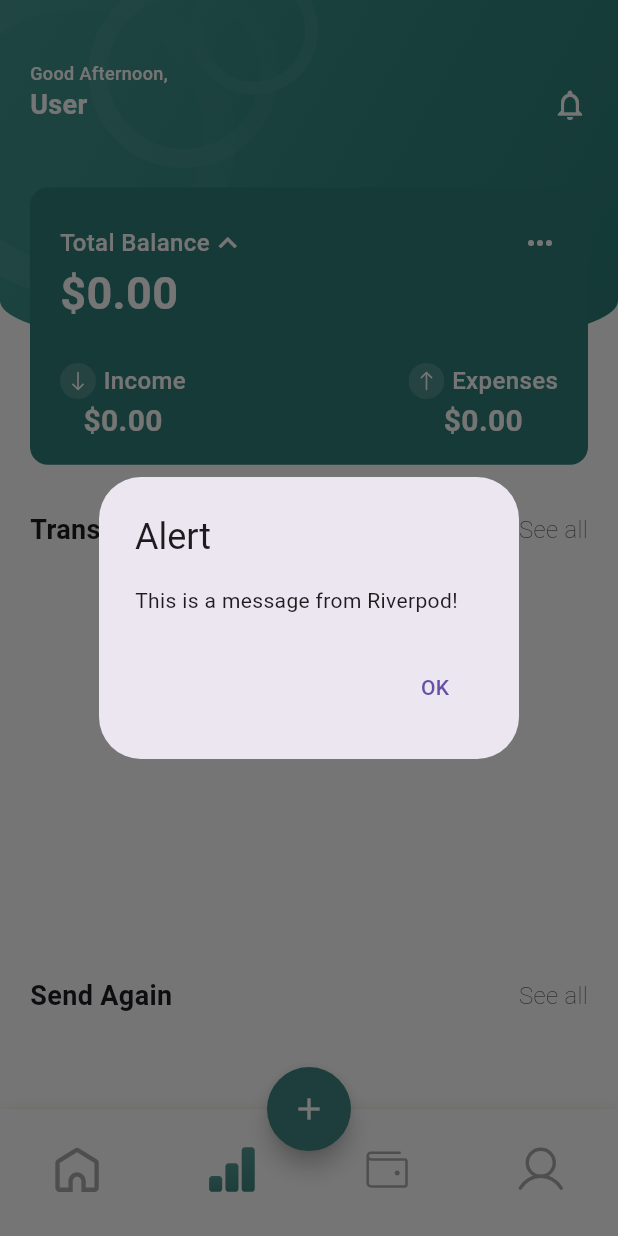
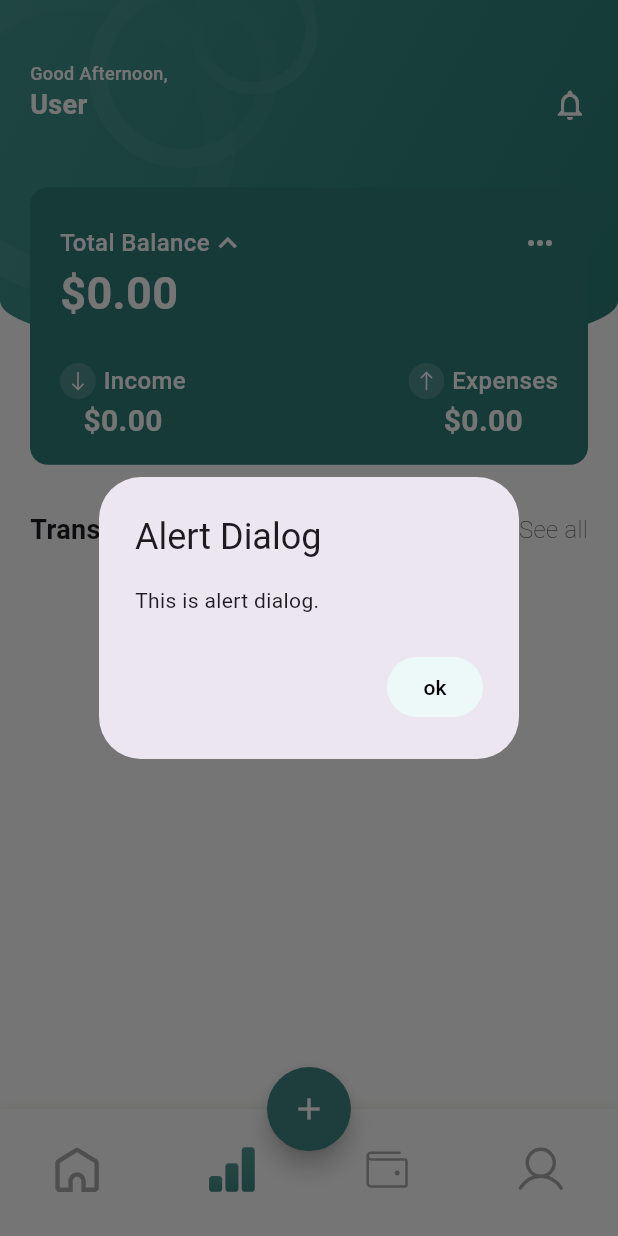
Before and after one commit to Aakanksha507/Income-Expenses-Tracker-App, a Flutter app: the Homepage screen opened by its route, item 2 of the bottom bar chosen, after a tap on the "arrow back ios" icon, after a tap on the "add" icon, on a phone screen of 412 x 824 dp. Run offline on Flutter 3.47's test engine with Material 3 defaults, Android fonts, the phone set to English and light mode, and no system bars; our stand-ins replace firebase_auth, firebase_core, flutter_riverpod, flutter_screenutil, flutter_svg, go_router and 6 more; accounts and stored records are empty; project files that could hold a hidden picture were left out.

```diff
--- a/lib/features/auth/presentation/pages/alert_dialogue/alert_dialogue.dart
+++ b/lib/features/auth/presentation/pages/alert_dialogue/alert_dialogue.dart
@@ -1,24 +1,38 @@
 import 'package:flutter/material.dart';
 import 'package:flutter_riverpod/flutter_riverpod.dart';
+import 'package:go_router/go_router.dart';
+import 'package:incomeexpensestracker/features/auth/presentation/pages/alert_dialogue/alert_provider.dart';
+import 'package:incomeexpensestracker/features/auth/presentation/widget/custom_elevated_button.dart';
 
 class AlertDialogueWidget extends ConsumerWidget {
   final void Function()? onPressed;
-
   const AlertDialogueWidget({super.key, this.onPressed});
 
   @override
   Widget build(BuildContext context, WidgetRef ref) {
+    final isLoading = ref.watch(showLoadingState);
+
     return AlertDialog(
       title: Text('Alert Dialog'),
-      content: Text('This is an alert dialog.'),
+      content: Text('This is alert dialog.'),
       actions: [
-        TextButton(
-          onPressed:
-              onPressed ??
-              () {
-                Navigator.of(context).pop();
-              },
-          child: Text('OK'),
+        CustomElevatedButton(
+          onPressed: isLoading
+              ? null
+              : () async {
+                  ref.read(showLoadingState.notifier).state = true;
+                  await Future.delayed(Duration(seconds: 2));
+                  ref.read(showLoadingState.notifier).state = false;
+
+                  context.pop();
+                },
+          child: isLoading
+              ? SizedBox(
+                  height: 20,
+                  width: 20,
+                  child: CircularProgressIndicator(strokeWidth: 1),
+                )
+              : Text('ok', style: TextStyle(color: Colors.black)),
         ),
       ],
     );
--- a/lib/features/auth/presentation/pages/alert_dialogue/alert_provider.dart
+++ b/lib/features/auth/presentation/pages/alert_dialogue/alert_provider.dart
@@ -1,22 +1,3 @@
 import 'package:flutter_riverpod/flutter_riverpod.dart';
-import 'package:incomeexpensestracker/features/auth/presentation/pages/alert_dialogue/dilog_state.dart';
 
-final dialogProvider = StateNotifierProvider<DialogNotifier, DialogState>((
-  ref,
-) {
-  return DialogNotifier();
-});
-
-class DialogNotifier extends StateNotifier<DialogState> {
-  DialogNotifier() : super(DialogState(isShowing: false));
-
-  void showDialog({String? message}) {
-    state = state.copyWith(isShowing: true, message: message);
-  }
-
-  void hideDialog() {
-    state = state.copyWith(isShowing: false, message: null);
-  }
-}
-
-final showDialogProvider = StateProvider<bool>((ref) => false);
+final showLoadingState = StateProvider<bool>((ref) => false);
--- a/lib/features/auth/presentation/pages/alert_dialogue/dilog_state.dart
+++ /dev/null
@@ -1,13 +0,0 @@
-class DialogState {
-  final bool isShowing;
-  final String? message;
-
-  DialogState({required this.isShowing, this.message});
-
-  DialogState copyWith({bool? isShowing, String? message}) {
-    return DialogState(
-      isShowing: isShowing ?? this.isShowing,
-      message: message ?? this.message,
-    );
-  }
-}
--- a/lib/features/auth/presentation/pages/homepage/homepage.dart
+++ b/lib/features/auth/presentation/pages/homepage/homepage.dart
@@ -2,36 +2,13 @@ import 'package:flutter/material.dart';
 import 'package:flutter_riverpod/flutter_riverpod.dart';
 import 'package:flutter_svg/svg.dart';
 import 'package:incomeexpensestracker/features/auth/presentation/data/enum.dart';
-import 'package:incomeexpensestracker/features/auth/presentation/data/model/expenses.dart';
-import 'package:incomeexpensestracker/features/auth/presentation/pages/alert_dialogue/alert_provider.dart';
-import 'package:incomeexpensestracker/features/auth/presentation/pages/alert_dialogue/dilog_state.dart';
+import 'package:incomeexpensestracker/features/auth/presentation/pages/alert_dialogue/alert_dialogue.dart';
 import 'package:incomeexpensestracker/features/auth/presentation/provider/hive_data_provider.dart';
 import 'package:incomeexpensestracker/features/auth/presentation/widget/appbarheader.dart';
 import 'package:incomeexpensestracker/features/auth/presentation/widget/creditcard_widget.dart';
 import 'package:incomeexpensestracker/features/auth/presentation/widget/custom_navigation_bar.dart';
 import 'package:incomeexpensestracker/features/auth/presentation/widget/text_widget.dart';
-
-Map<String, double> calculateTotals(List<Expense> expenses) {
-  double income = 0;
-  double expense = 0;
-
-  for (var e in expenses) {
-    final amount = double.tryParse(e.amount) ?? 0;
-
-    final category = ExpensesCategory.values.firstWhere(
-      (c) => c.name.toLowerCase() == e.category.toLowerCase(),
-      orElse: () => ExpensesCategory.youtube,
-    );
-
-    if (category.isIncome) {
-      income += amount;
-    } else {
-      expense += amount;
-    }
-  }
-
-  return {'income': income, 'expenses': expense, 'balance': income - expense};
-}
+import 'package:incomeexpensestracker/features/auth/presentation/widget/total_balance.dart';
 
 class Homepage extends ConsumerStatefulWidget {
   const Homepage({super.key});
@@ -43,20 +20,6 @@ class Homepage extends ConsumerStatefulWidget {
 class _HomepageState extends ConsumerState<Homepage> {
   String userName = '';
   String category = '';
-
-  // @override
-  // void initState() {
-  //   super.initState();
-  //   var box = Hive.box('userBox');
-  //   setState(() {
-  //     userName = box.get('name', defaultValue: 'User');
-  //   });
-
-  //   var expensesBox = Hive.box<Expense>('expensesBox');
-  //   setState(() {
-  //     category = box.get<Expense>('category');
-  //   });
-  // }
 
   @override
   Widget build(BuildContext context) {
@@ -72,29 +35,6 @@ class _HomepageState extends ConsumerState<Homepage> {
     final balance = totals['balance']!;
 
     //to fo show dialogue state
-    final isLoading = ref.watch(showDialogProvider);
-    ref.listen<DialogState>(dialogProvider, (previous, next) {
-      if (next.isShowing && !previous!.isShowing) {
-        showDialog(
-          context: context,
-          builder: (context) {
-            return AlertDialog(
-              title: Text('Alert'),
-              content: Text(next.message ?? 'No message provided.'),
-              actions: [
-                TextButton(
-                  onPressed: () {
-                    ref.read(dialogProvider.notifier).hideDialog();
-                    Navigator.of(context).pop();
-                  },
-                  child: Text('OK'),
-                ),
-              ],
-            );
-          },
-        );
-      }
-    });
 
     return Scaffold(
       backgroundColor: theme.scaffoldBackgroundColor,
@@ -167,7 +107,7 @@ class _HomepageState extends ConsumerState<Homepage> {
                 ),
                 SizedBox(height: 5),
                 SizedBox(
-                  height: 280,
+                  height: 380,
                   child: ListView.builder(
                     padding: EdgeInsets.zero,
                     itemCount: allExpenses.length,
@@ -233,25 +173,25 @@ class _HomepageState extends ConsumerState<Homepage> {
                   ),
                 ),
 
-                Row(
-                  mainAxisAlignment: MainAxisAlignment.spaceBetween,
-                  children: [
-                    TextWidget(
-                      text: 'Send Again',
-                      style: TextStyle(
-                        fontSize: 18,
-                        fontWeight: FontWeight.bold,
-                      ),
-                    ),
-                    TextWidget(
-                      text: 'See all',
-                      style: TextStyle(
-                        fontSize: 16,
-                        fontWeight: FontWeight.w100,
-                      ),
-                    ),
-                  ],
-                ),
+                // Row(
+                //   mainAxisAlignment: MainAxisAlignment.spaceBetween,
+                //   children: [
+                //     TextWidget(
+                //       text: 'Send Again',
+                //       style: TextStyle(
+                //         fontSize: 18,
+                //         fontWeight: FontWeight.bold,
+                //       ),
+                //     ),
+                //     TextWidget(
+                //       text: 'See all',
+                //       style: TextStyle(
+                //         fontSize: 16,
+                //         fontWeight: FontWeight.w100,
+                //       ),
+                //     ),
+                //   ],
+                // ),
               ],
             ),
           ),
@@ -263,34 +203,19 @@ class _HomepageState extends ConsumerState<Homepage> {
         splashColor: theme.floatingActionButtonTheme.splashColor,
         backgroundColor: theme.floatingActionButtonTheme.backgroundColor,
 
-        onPressed: isLoading
-            ? null
-            : () {
-                // context.go(Path.addexpense);
+        onPressed: () {
+          // context.go(Path.addexpense);
 
-                // showDialog(
-                //   context: context,
-                //   builder: (context) => AlertDialogueWidget(
-                //     onPressed: () {
-                //       Navigator.of(context).pop();
-                //     },
-                //   ),
-                // );
-                ref.read(showDialogProvider);
-                ref
-                    .read(dialogProvider.notifier)
-                    .showDialog(message: 'This is a message from Riverpod!');
+          showDialog(
+            context: context,
+            builder: (context) => AlertDialogueWidget(
+              onPressed: () {
+                Navigator.of(context).pop();
               },
-        child: isLoading
-            ? SizedBox(
-                height: 24,
-                width: 24,
-                child: CircularProgressIndicator(
-                  color: Colors.white,
-                  strokeWidth: 2,
-                ),
-              )
-            : Icon(Icons.add, color: Colors.white),
+            ),
+          );
+        },
+        child: Icon(Icons.add, color: Colors.white),
       ),
       floatingActionButtonLocation: FloatingActionButtonLocation.centerDocked,
       bottomNavigationBar: CustomNavigationBar(),
--- a/lib/features/auth/presentation/widget/custom_elevated_button.dart
+++ b/lib/features/auth/presentation/widget/custom_elevated_button.dart
@@ -3,7 +3,9 @@ import 'package:go_router/go_router.dart';
 import 'package:incomeexpensestracker/features/auth/presentation/widget/text_widget.dart';
 
 class CustomElevatedButton extends StatelessWidget {
-  const CustomElevatedButton({super.key});
+  final Widget? child;
+  final void Function()? onPressed;
+  const CustomElevatedButton({super.key, this.child, this.onPressed});
 
   @override
   Widget build(BuildContext context) {
@@ -21,11 +23,15 @@ class CustomElevatedButton extends StatelessWidget {
         }),
         backgroundColor: theme.elevatedButtonTheme.style!.backgroundColor,
       ),
-      onPressed: () {
+      onPressed:
+          onPressed ??
+          () {
             // context.go(Path.connect);
             context.pop();
           },
-      child: TextWidget(
+      child:
+          child ??
+          TextWidget(
             text: 'pay',
             style: TextStyle(
               fontWeight: FontWeight.w500,
--- /dev/null
+++ b/lib/features/auth/presentation/widget/total_balance.dart
@@ -0,0 +1,24 @@
+import 'package:incomeexpensestracker/features/auth/presentation/data/enum.dart';
+import 'package:incomeexpensestracker/features/auth/presentation/data/model/expenses.dart';
+
+Map<String, double> calculateTotals(List<Expense> expenses) {
+  double income = 0;
+  double expense = 0;
+
+  for (var e in expenses) {
+    final amount = double.tryParse(e.amount) ?? 0;
+
+    final category = ExpensesCategory.values.firstWhere(
+      (c) => c.name.toLowerCase() == e.category.toLowerCase(),
+      orElse: () => ExpensesCategory.youtube,
+    );
+
+    if (category.isIncome) {
+      income += amount;
+    } else {
+      expense += amount;
+    }
+  }
+
+  return {'income': income, 'expenses': expense, 'balance': income - expense};
+}
```
Also changed, not shown: lib/features/auth/presentation/pages/homepage/add_expense.dart (+11 -9 lines), lib/features/auth/presentation/pages/profile/profile.dart (+26 -8 lines), lib/features/auth/presentation/pages/wallet/wallet/wallet.dart (+11 -3 lines), lib/features/auth/presentation/widget/seletec_container_screen.dart (+16 -7 lines). Lines whose indentation alone changed are shown as unchanged.
